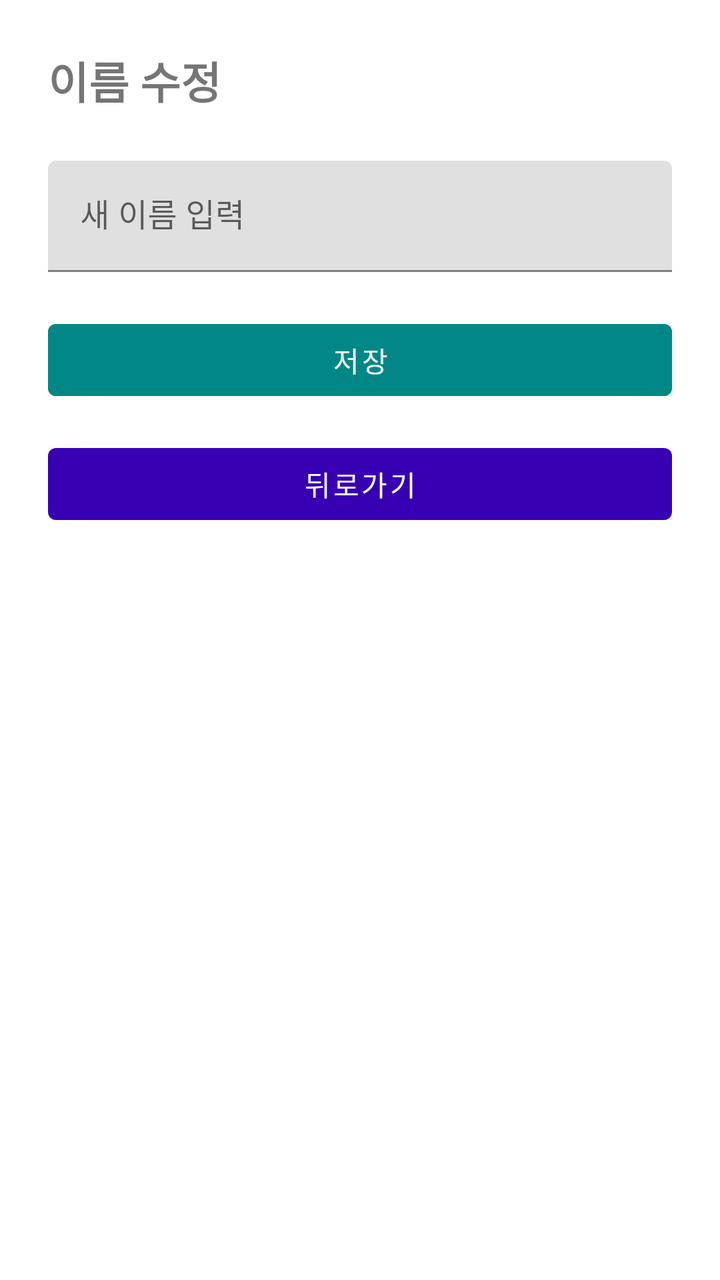
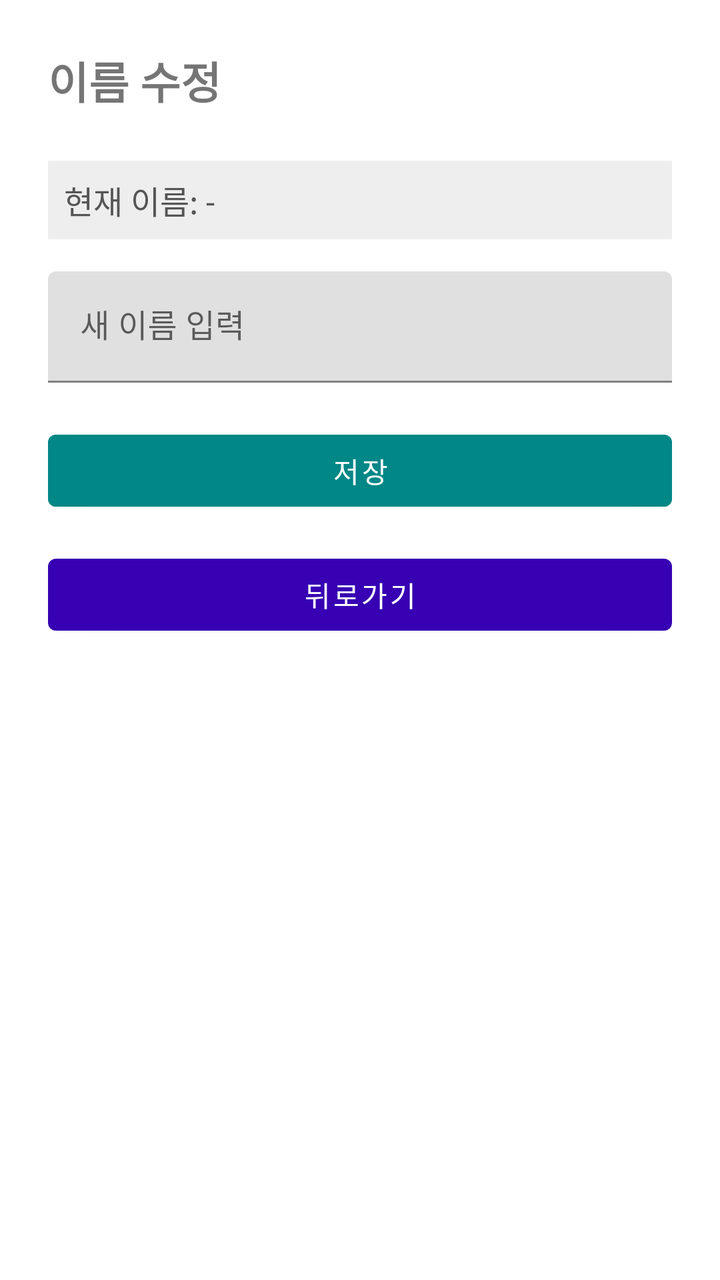

The first picture is an Android layout as it rendered before a commit; the second is the same layout after the commit. The layout source and the unified diff follow.
<!-- AndroidManifest.xml: application theme Theme.GJGN -->
<!-- res/layout/activity_edit_name.xml -->
<?xml version="1.0" encoding="utf-8"?>
<ScrollView xmlns:android="http://schemas.android.com/apk/res/android"
    android:layout_width="match_parent"
    android:layout_height="match_parent"
    android:padding="24dp"
    android:fillViewport="true">

    <LinearLayout
        android:layout_width="match_parent"
        android:layout_height="wrap_content"
        android:orientation="vertical">

        <TextView
            android:text="이름 수정"
            android:textSize="22sp"
            android:textStyle="bold"
            android:layout_marginBottom="24dp"
            android:layout_width="wrap_content"
            android:layout_height="wrap_content"/>

        <com.google.android.material.textfield.TextInputLayout
            android:layout_width="match_parent"
            android:layout_height="wrap_content"
            android:hint="새 이름 입력"
            android:layout_marginBottom="20dp">

            <com.google.android.material.textfield.TextInputEditText
                android:id="@+id/etName"
                android:layout_width="match_parent"
                android:layout_height="wrap_content"/>
        </com.google.android.material.textfield.TextInputLayout>

        <com.google.android.material.button.MaterialButton
            android:id="@+id/btnSave"
            android:text="저장"
            android:backgroundTint="@color/teal_700"
            android:textColor="@android:color/white"
            android:layout_width="match_parent"
            android:layout_height="wrap_content"
            android:layout_marginBottom="14dp"/>

        <com.google.android.material.button.MaterialButton
            android:id="@+id/btnBack"
            android:text="뒤로가기"
            android:layout_width="match_parent"
            android:layout_height="wrap_content"/>
    </LinearLayout>
</ScrollView>
<!-- resources referenced by this layout -->
<resources>
  <color name="teal_700">#FF018786</color>
  <style name="Theme.GJGN" parent="Theme.MaterialComponents.DayNight.NoActionBar">
          
          <item name="colorPrimary">@color/purple_700</item>
          <item name="colorPrimaryVariant">@color/purple_700</item>
          <item name="colorOnPrimary">@android:color/white</item>
          <item name="colorSecondary">@color/teal_700</item>
          <item name="android:windowMinWidthMajor">320dp</item>
          <item name="android:windowMinWidthMinor">320dp</item>
      </style>
  <color name="purple_700">#FF3700B3</color>
</resources>

<!-- the commit's change to res/layout/activity_edit_name.xml (unified diff, before → after) -->
@@ -17,6 +17,18 @@
             android:layout_marginBottom="24dp"
             android:layout_width="wrap_content"
             android:layout_height="wrap_content"/>
+
+        
+        <TextView
+            android:id="@+id/tvCurrentName"
+            android:layout_width="match_parent"
+            android:layout_height="wrap_content"
+            android:text="현재 이름: -"
+            android:textSize="16sp"
+            android:textColor="#555555"
+            android:padding="8dp"
+            android:background="#EEEEEE"
+            android:layout_marginBottom="16dp" />
 
         <com.google.android.material.textfield.TextInputLayout
             android:layout_width="match_parent"
